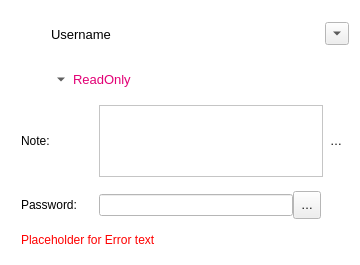
This is src/gui/shareuserline.ui in nextmcloud/desktop as Qt 5 draws it before an edit. The edited form follows.
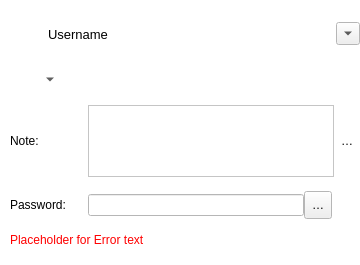
This is the edited form. Icons and pictures are not drawn. Custom widgets are drawn as their Qt base class.

The edit to the form file:
```diff
--- a/src/gui/shareuserline.ui
+++ b/src/gui/shareuserline.ui
@@ -93,14 +93,23 @@
    <property name="spacing">
     <number>0</number>
    </property>
+   <property name="leftMargin">
+    <number>0</number>
+   </property>
    <property name="topMargin">
     <number>0</number>
    </property>
+   <property name="rightMargin">
+    <number>0</number>
+   </property>
    <property name="bottomMargin">
     <number>0</number>
    </property>
    <item>
     <layout class="QHBoxLayout" name="horizontalLayout_2">
+     <property name="spacing">
+      <number>8</number>
+     </property>
      <property name="rightMargin">
       <number>0</number>
      </property>
@@ -209,19 +218,6 @@
        </property>
       </widget>
      </item>
-     <item>
-      <spacer name="horizontalSpacer_3">
-       <property name="orientation">
-        <enum>Qt::Horizontal</enum>
-       </property>
-       <property name="sizeHint" stdset="0">
-        <size>
-         <width>40</width>
-         <height>25</height>
-        </size>
-       </property>
-      </spacer>
-     </item>
      <item>
       <widget class="QProgressIndicator" name="progressIndicator" native="true"/>
      </item>
@@ -480,7 +476,7 @@
         <string notr="true">color:rgb(226, 0, 117)</string>
        </property>
        <property name="text">
-        <string>ReadOnly</string>
+        <string/>
        </property>
        <property name="textFormat">
         <enum>Qt::PlainText</enum>
```
